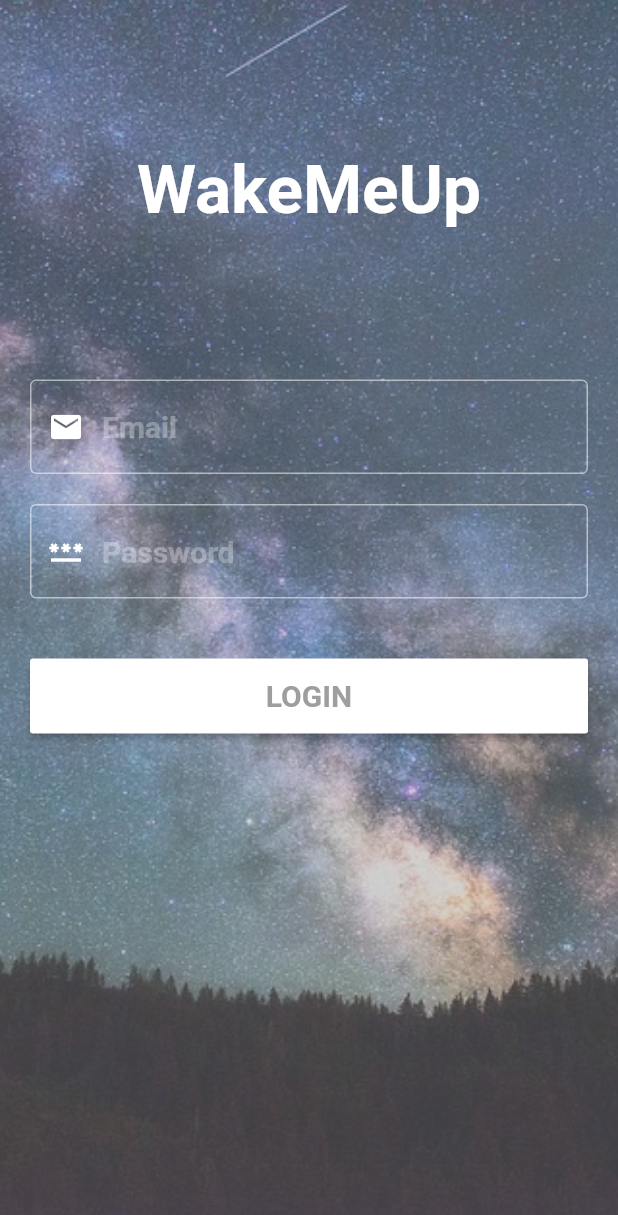
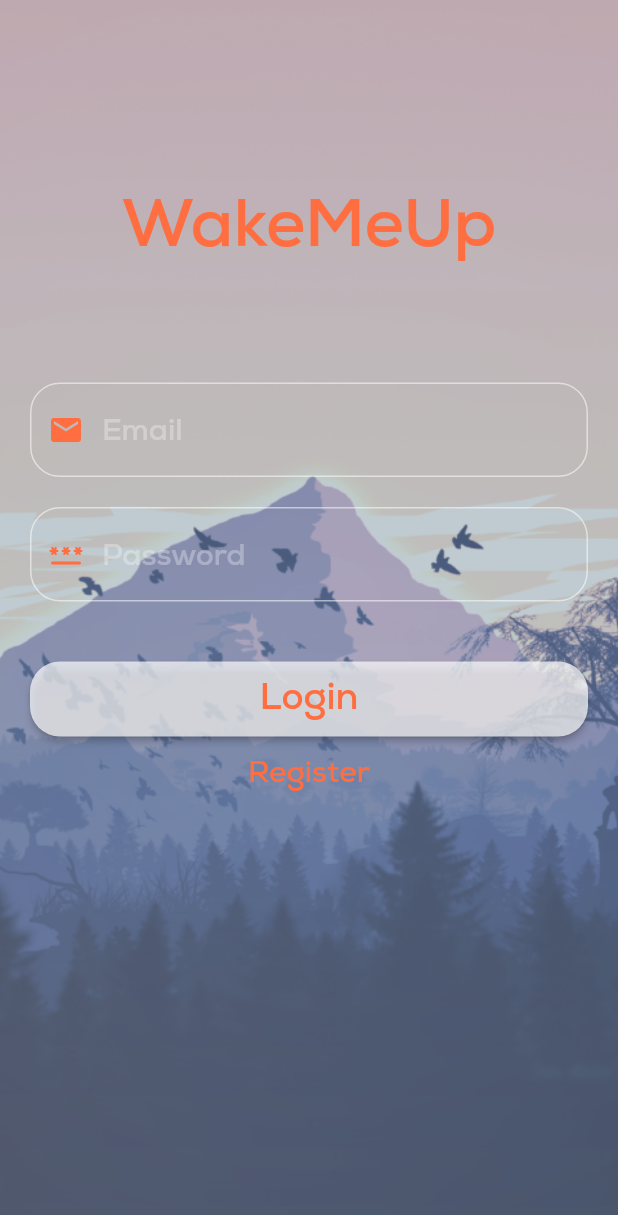
Before and after one commit to raulpsingh/individualProject, a Flutter app: the LoginPage screen opened directly, on a phone screen of 412 x 824 dp. Shown: the top 1215 px of the screen. Run offline on Flutter 3.47's test engine with Material 2 defaults, Android fonts, the light colour scheme and no system bars; our stand-ins replace firebase_auth; accounts and stored records are empty.

Commit message:
Updated
Updated login/register page. Added Firebase Auth.

```diff
--- a/individual_project/lib/Pages/Login.dart
+++ /dev/null
@@ -1,142 +0,0 @@
-import 'package:flutter/material.dart';
-
-class LoginPage extends StatefulWidget {
- LoginPage({Key? key}) : super(key: key);
-
-  @override
-   _LoginPageState createState() => _LoginPageState();
-}
-
-class  _LoginPageState extends State<LoginPage> {
-  TextEditingController _emailController = TextEditingController();
-  TextEditingController _passwordController = TextEditingController();
-
-  late String _email;
-  late String _password;
-  bool showLogin = true;
-
-  @override
-  Widget build(BuildContext context) {
-
-    Widget _logo(){
-      return Padding(
-        padding: EdgeInsets.only(top: 100),
-        child: Container(
-          child: Align(
-           child: Text('WakeMeUp', style: TextStyle(fontSize: 45, fontWeight: FontWeight.bold, color: Colors.white)), ),
-        ),
-
-      );
-
-    }
-
-      Widget _input(Icon icon, String hint, TextEditingController controller, bool obscure){
-        return Container(
-          padding: EdgeInsets.only(left: 20, right: 20),
-          child: TextField(
-            controller: controller,
-            obscureText: obscure,
-            style: TextStyle(fontSize: 20, color: Colors.white),
-            decoration: InputDecoration(
-              hintStyle: TextStyle(fontWeight: FontWeight.bold, fontSize: 20, color: Colors.white30),
-              hintText: hint,
-              focusedBorder: OutlineInputBorder(
-                borderSide: BorderSide(color: Colors.white, width: 3)
-                ),
-                enabledBorder: OutlineInputBorder(
-                borderSide: BorderSide(color: Colors.white54, width: 1)
-            ),
-            prefixIcon: Padding(
-              padding: EdgeInsets.only(left: 10, right: 10),
-              child: IconTheme(
-                data: IconThemeData(color: Colors.white),
-                child: icon,
-              ),
-            )
-          ),
-        ),
-                );
-
-
-      }
-
-      Widget _button(String text, void func()){
-        return RaisedButton(
-          splashColor: Theme.of(context).primaryColor,
-          highlightColor: Theme.of(context).primaryColor ,
-          color: Colors.white,
-          child: Text(
-            text,
-            style: TextStyle( fontWeight: FontWeight.bold, color: Theme.of(context).primaryColor, fontSize: 20),
-          ),
-          onPressed: (){
-            func();
-          },
-
-
-
-        );
-      }
-
-
-      Widget _form(String label, void func()){
-        return Container(
-          child: Column(
-          children: <Widget>[
-            Padding(
-              padding: EdgeInsets.only(bottom: 20, top: 100),
-              child: _input(Icon(Icons.email), "Email", _emailController, false)
-            ),
-             Padding(
-              padding: EdgeInsets.only(bottom: 20),
-              child: _input(Icon(Icons.password), "Password", _passwordController, true)
-            ),
-            SizedBox(height: 20,),
-            Padding(
-              padding: EdgeInsets.only(left: 20,right: 20),
-              child: Container(
-                height: 50,
-                width: MediaQuery.of(context).size.width,
-                child: _button(label,func),
-              ),
-            )
-          ],
-          )
-          );
-      }
-
-      void _buttonAction(){
-        _email= _emailController.text;
-        _password = _passwordController.text;
-
-        _emailController.clear();
-        _passwordController.clear();
-      }
-
-
-
-    return Scaffold(
-      backgroundColor: Theme.of(context).primaryColor,
-      body: Container(
-        width: double.infinity,
-        height: double.infinity,
-        decoration: BoxDecoration(
-          image: DecorationImage(
-              fit: BoxFit.fitHeight,
-              colorFilter: ColorFilter.mode(Colors.white.withOpacity(0.6), BlendMode.dstATop),
-              image: AssetImage('assets/astronomy.jpg')
-          ),
-        ),
-        child: Column(
-        children: <Widget>[
-          _logo(),
-          _form('LOGIN',_buttonAction),
-
-
-        ],
-
-      )
-      ),
-    );
-  }
-}
--- /dev/null
+++ b/individual_project/lib/pages/login.dart
@@ -0,0 +1,122 @@
+import 'package:flutter/material.dart';
+import 'package:individual_project/widgets.dart';
+import 'package:individual_project/functions/functions.dart';
+
+class LoginPage extends StatefulWidget {
+  LoginPage({Key? key}) : super(key: key);
+
+  @override
+  _LoginPageState createState() => _LoginPageState();
+}
+
+class _LoginPageState extends State<LoginPage> {
+  TextEditingController _emailController = TextEditingController();
+  TextEditingController _passwordController = TextEditingController();
+
+  late String _email;
+  late String _password;
+  bool showLogin = true;
+
+  @override
+  Widget build(BuildContext context) {
+
+    Widget _form(String label, void func()) {
+      return Container(
+          child: Column(
+        children: <Widget>[
+          Padding(
+              padding: EdgeInsets.only(bottom: 20, top: 80),
+              child: input(Icon(Icons.email, color: Colors.deepOrangeAccent),
+                  "Email", _emailController, false)),
+          Padding(
+              padding: EdgeInsets.only(bottom: 20),
+              child: input(
+                  Icon(Icons.password_rounded, color: Colors.deepOrangeAccent),
+                  "Password",
+                  _passwordController,
+                  true)),
+          SizedBox(
+            height: 20,
+          ),
+          Padding(
+            padding: EdgeInsets.only(left: 20, right: 20),
+            child: Container(
+              height: 50,
+              width: MediaQuery.of(context).size.width,
+              child: loginButton(label, func),
+            ),
+          )
+        ],
+      ));
+    }
+
+    void _buttonAction() {
+      _email = _emailController.text;
+      _password = _passwordController.text;
+
+      _emailController.clear();
+      _passwordController.clear();
+    }
+
+    return Scaffold(
+      resizeToAvoidBottomInset: false,
+      backgroundColor: Colors.blueGrey,
+      body: Container(
+          width: double.infinity,
+          height: double.infinity,
+          decoration: BoxDecoration(
+            image: DecorationImage(
+                fit: BoxFit.fitHeight,
+                colorFilter: ColorFilter.mode(
+                    Colors.white.withOpacity(0.6), BlendMode.dstATop),
+                image: AssetImage('assets/mountains.png')),
+          ),
+          child: Padding(
+            padding: const EdgeInsets.only(top: 30),
+            child: Column(
+              children: <Widget>[
+                logo(),
+                (showLogin?
+                Column(
+                  children: <Widget> [_form('Login', _buttonAction),
+                  Padding(
+                    padding: EdgeInsets.only(top: 15),
+                    child: GestureDetector(
+                      child: Text("Register",style: TextStyle(fontSize: 20,fontFamily: 'Nexa',fontWeight: FontWeight.bold, color: Colors.deepOrangeAccent),),
+                      onTap: (){
+                        setState(() {
+                          showLogin = false;
+                        });
+
+                      },
+
+                    ),
+                  )
+
+                  ],
+                )
+                : Column(
+                  children: <Widget> [_form('Register', _buttonAction),
+                    Padding(
+                      padding: EdgeInsets.only(top: 15),
+                      child: GestureDetector(
+                        child: Text("Already registered? Login",style: TextStyle(fontSize: 20,fontFamily: 'Nexa',fontWeight: FontWeight.bold, color: Colors.deepOrangeAccent),),
+                        onTap: (){
+                          setState(() {
+                            showLogin = true;
+                          });
+
+                        },
+
+                      ),
+                    )
+
+                  ],
+                )
+                ),
+              ],
+            ),
+          )),
+    );
+  }
+}
--- /dev/null
+++ b/individual_project/lib/pages/main_page.dart
@@ -0,0 +1,52 @@
+import 'package:flutter/material.dart';
+import 'package:individual_project/pages/home.dart';
+
+class mainPage extends StatefulWidget {
+  @override
+  _mainPageState createState() => _mainPageState();
+}
+
+class _mainPageState extends State<mainPage> {
+  int _currentidex = 0;
+  final tabs = [
+    HomePage(),
+    HomePage(),
+    HomePage()
+  ];
+  @override
+  Widget build(BuildContext context) {
+    String appTitle = 'WakeMeUp';
+    return MaterialApp(
+        home: Scaffold(
+          body: tabs[_currentidex],
+          bottomNavigationBar: BottomNavigationBar(
+            currentIndex: _currentidex,
+            type: BottomNavigationBarType.shifting,
+            selectedItemColor: Colors.deepOrange,
+            items: const [
+              BottomNavigationBarItem(
+                icon: Icon(Icons.alarm),
+                title: Text('Alarms',style: TextStyle(fontFamily: "Nexa")),
+                backgroundColor: Colors.orange,
+              ),
+              BottomNavigationBarItem(
+                icon: Icon(Icons.analytics),
+                title: Text('Statistics',style: TextStyle(fontFamily: "Nexa")),
+                backgroundColor: Colors.orangeAccent,
+              ),
+              BottomNavigationBarItem(
+                icon: Icon(Icons.settings),
+                title: Text('Settings',style: TextStyle(fontFamily: "Nexa")),
+                backgroundColor: Colors.orange,
+              ),
+            ],
+            onTap: (index) {
+              setState(() {
+                _currentidex = index;
+              });
+            },
+          ),
+          resizeToAvoidBottomInset: false,
+        ));
+  }
+}
--- /dev/null
+++ b/individual_project/lib/widgets.dart
@@ -0,0 +1,69 @@
+import 'package:flutter/material.dart';
+
+Widget input(
+    Icon icon, String hint, TextEditingController controller, bool obscure) {
+  return Container(
+    padding: EdgeInsets.only(left: 20, right: 20),
+    child: TextField(
+      controller: controller,
+      obscureText: obscure,
+      style: TextStyle(fontSize: 20, color: Colors.white),
+      decoration: InputDecoration(
+          hintStyle: TextStyle(
+              fontWeight: FontWeight.bold, fontSize: 20, color: Colors.white30,fontFamily: 'Nexa'),
+          hintText: hint,
+          focusedBorder: OutlineInputBorder(
+              borderRadius: BorderRadius.circular(20),
+              borderSide: BorderSide(color: Colors.deepOrangeAccent, width: 3)),
+          enabledBorder: OutlineInputBorder(
+              borderRadius: BorderRadius.circular(20),
+              borderSide: BorderSide(color: Colors.white54, width: 1)),
+          prefixIcon: Padding(
+            padding: EdgeInsets.only(left: 10, right: 10),
+            child: IconTheme(
+              data: IconThemeData(color: Colors.white),
+              child: icon,
+            ),
+          )),
+    ),
+  );
+}
+
+Widget loginButton(
+  String text,
+  void func(),
+) {
+  return RaisedButton(
+    shape: RoundedRectangleBorder(borderRadius: BorderRadius.circular(20)),
+    splashColor: Colors.deepOrangeAccent,
+    highlightColor: Colors.deepOrangeAccent,
+    color: Colors.white70,
+    child: Text(
+      text,
+      style: TextStyle(
+          fontWeight: FontWeight.bold,
+          color: Colors.deepOrangeAccent,
+          fontSize: 25,fontFamily: 'Nexa',
+          ),
+    ),
+    onPressed: () {
+      func();
+    },
+  );
+}
+
+Widget logo() {
+  return Padding(
+    padding: EdgeInsets.only(top: 100),
+    child: Container(
+      child: Align(
+        child: Text('WakeMeUp',
+            style: TextStyle(
+                fontSize: 45,
+                fontWeight: FontWeight.bold,
+                color: Colors.deepOrangeAccent,
+                fontFamily: 'Nexa')),
+      ),
+    ),
+  );
+}
```
Also changed, not shown: individual_project/lib/Pages/Home.dart (deleted, +0 -17 lines), individual_project/lib/Pages/test.dart (deleted, +0 -30 lines), individual_project/lib/databases/database_service.dart (added, +41 -0 lines), individual_project/lib/functions/functions.dart (added, +13 -0 lines), individual_project/lib/main.dart (+3 -5 lines), individual_project/lib/pages/home.dart (added, +26 -0 lines), individual_project/lib/pages/start.dart (added, +14 -0 lines), individual_project/lib/pages/test.dart (added, +51 -0 lines), individual_project/pubspec.yaml (+12 -1 lines), individual_project/assets/mountain.png (added), individual_project/assets/mountains.png (added), individual_project/assets/ocean.jpg (added), individual_project/fonts/Nexa-Bold.ttf (added), individual_project/pubspec.lock, 3 other files.
